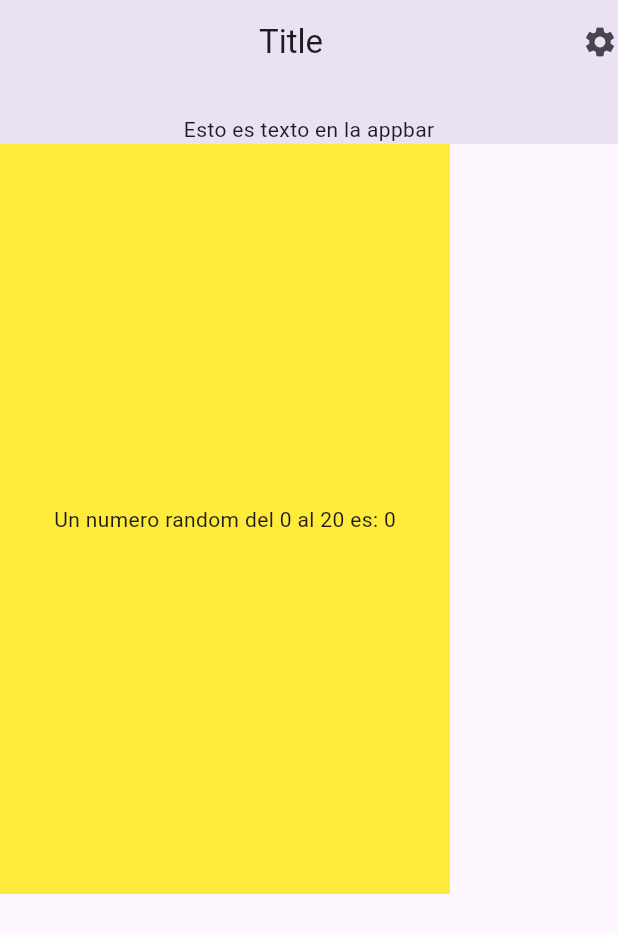
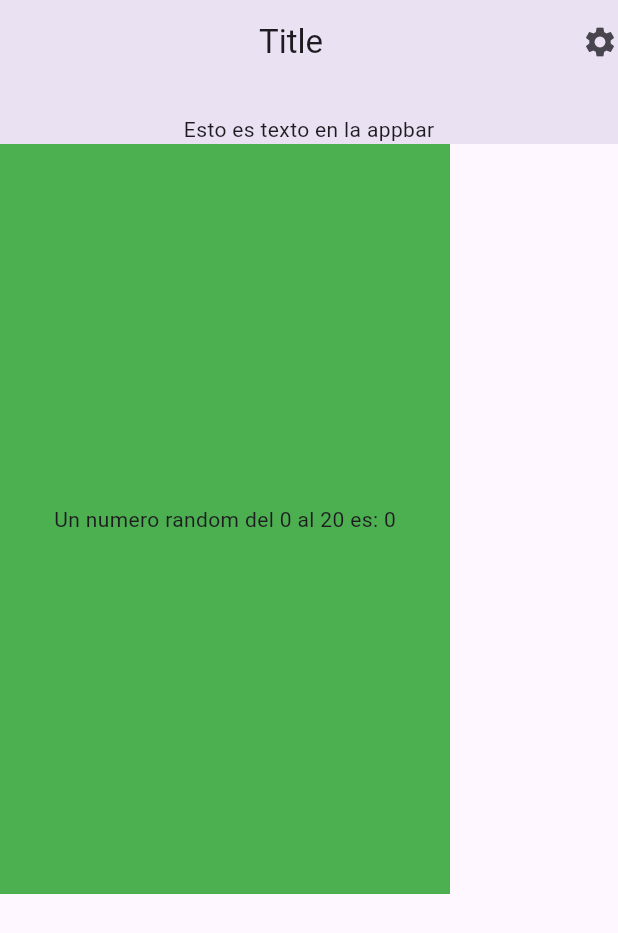
Before and after one commit to Maeliodas/CURSO_FLUTTER, a Flutter app: the screen it shows after launch, on a phone screen of 412 x 824 dp. Shown: the top 933 px of the screen. Run offline on Flutter 3.47's test engine with Material 3 defaults, Android fonts, the phone set to English and light mode, and no system bars.

Commit message:
Ajustada la alineación y el color del contenedor en SecondClass para mejorar la presentación visual.

```diff
--- a/first_flutter_project/lib/second_file.dart
+++ b/first_flutter_project/lib/second_file.dart
@@ -11,6 +11,8 @@ class SecondClass extends StatelessWidget {
           child: Container(
             height: 500.0,
             width: 300.0,
+            alignment: Alignment(-1,-1),
+            color: Colors.green,
             child: Center(
               child: Text(generateNumbers(), textDirection: TextDirection.ltr,)
             )
```
